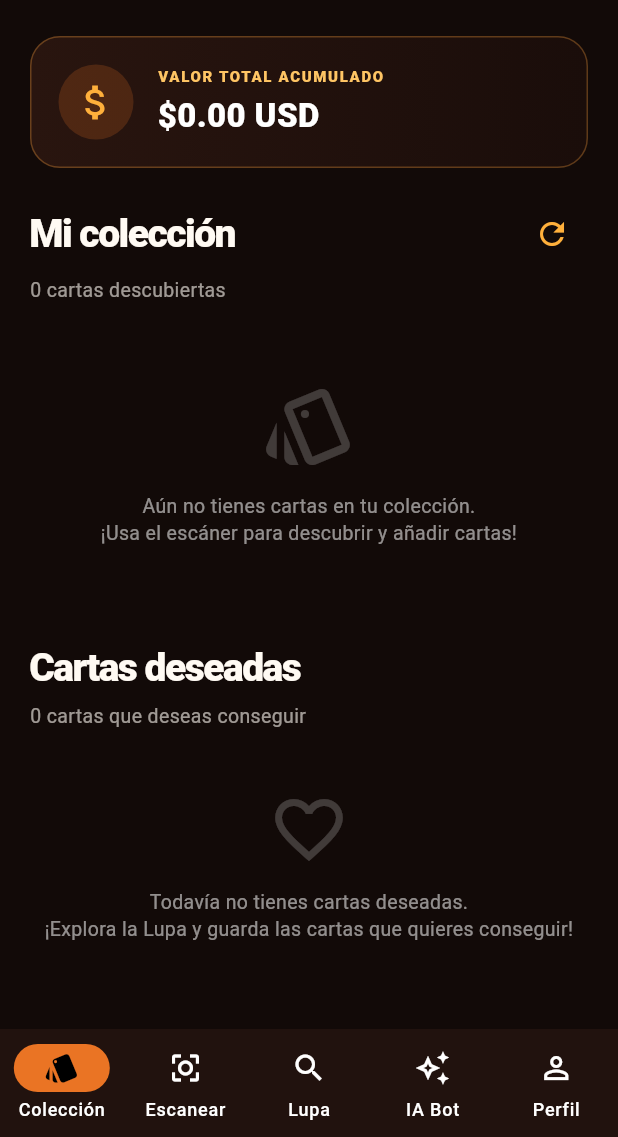
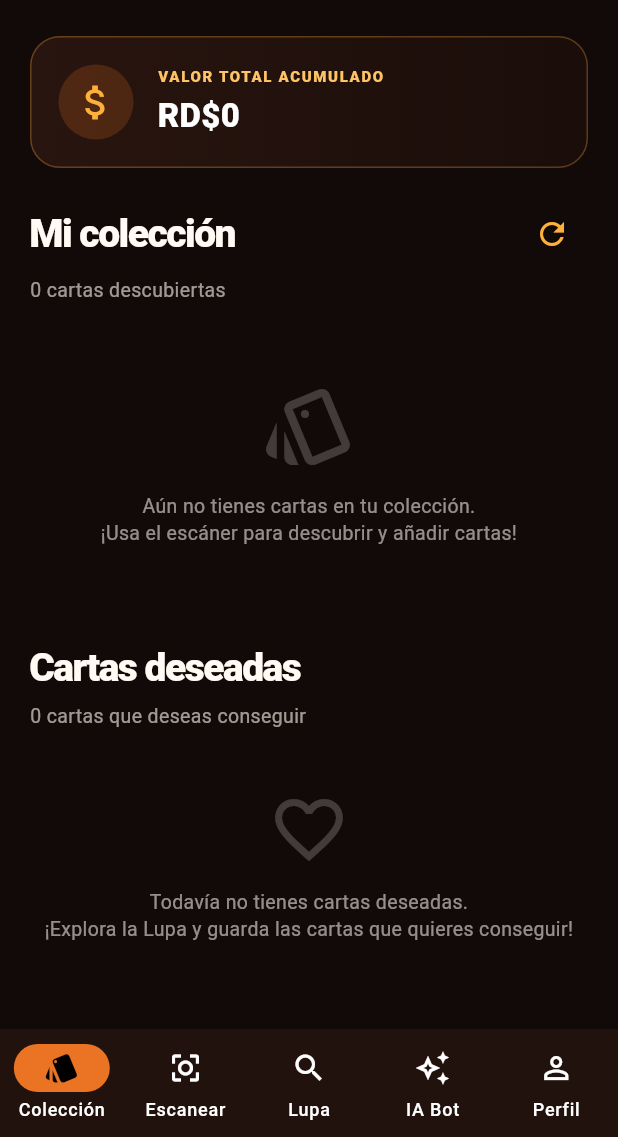
Before and after one commit to TSronal400/snap-card-backend, a Flutter app: the SnapCardHome screen opened directly, on a phone screen of 412 x 824 dp, the part 99-1236 px from its top. Run offline on Flutter 3.47's test engine with Material 3 defaults, Android fonts, the phone set to English and light mode, and no system bars; our stand-ins replace image_picker, shared_preferences; accounts and stored records are empty; network calls fail; Roboto replaces fonts that are missing (Arial).

Commit message:
Actualizar moneda del monto total acumulado a pesos dominicanos (RD$) en coleccion y perfil

```diff
--- a/lib/main.dart
+++ b/lib/main.dart
@@ -1442,7 +1442,7 @@ else
                       ),
                       const SizedBox(height: 4),
                       Text(
-                        '\$${totalPrice.toStringAsFixed(2)} USD',
+                        'RD\$${totalPrice.toStringAsFixed(0)}',
                         style: const TextStyle(
                           color: Colors.white,
                           fontSize: 22,
@@ -3651,7 +3651,7 @@ class _ProfileScreenState extends State<ProfileScreen> {
               const SizedBox(width: 12),
               Expanded(
                 child: ProfileStat(
-                  value: '\$${totalCollectionValue.toStringAsFixed(0)}',
+                  value: 'RD\$${totalCollectionValue.toStringAsFixed(0)}',
                   label: 'Valor total',
                 ),
               ),
```
